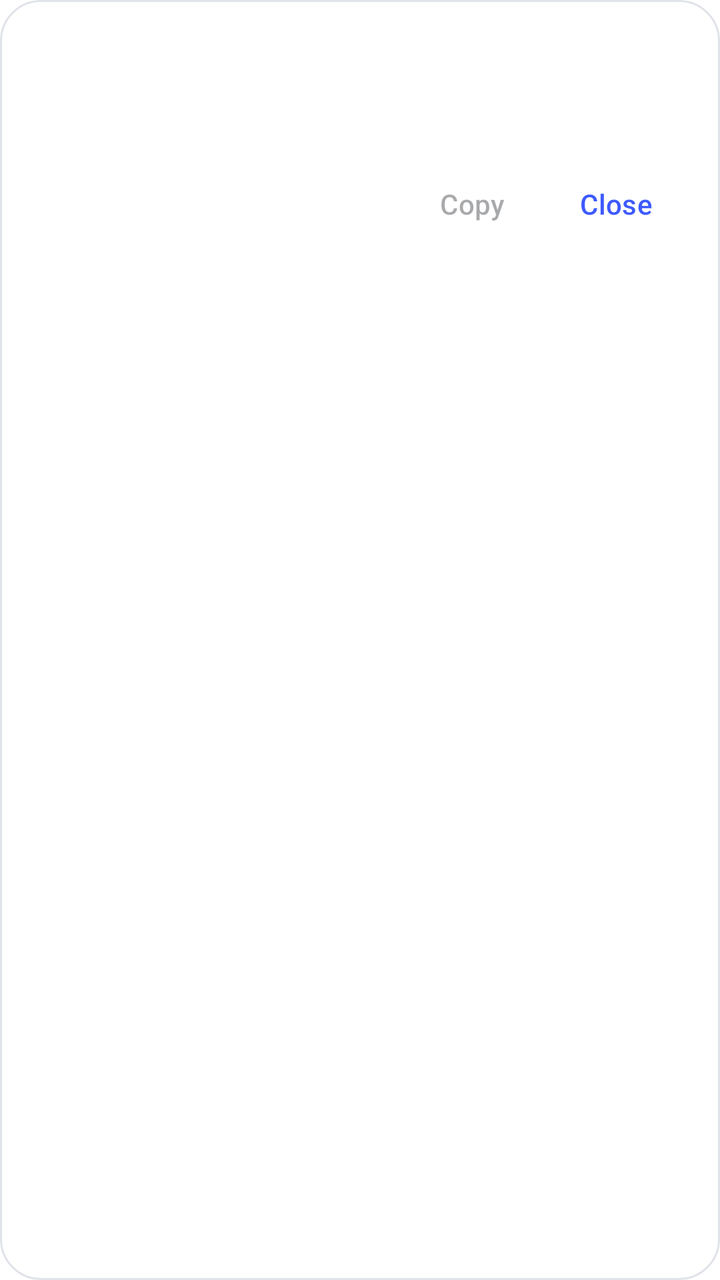
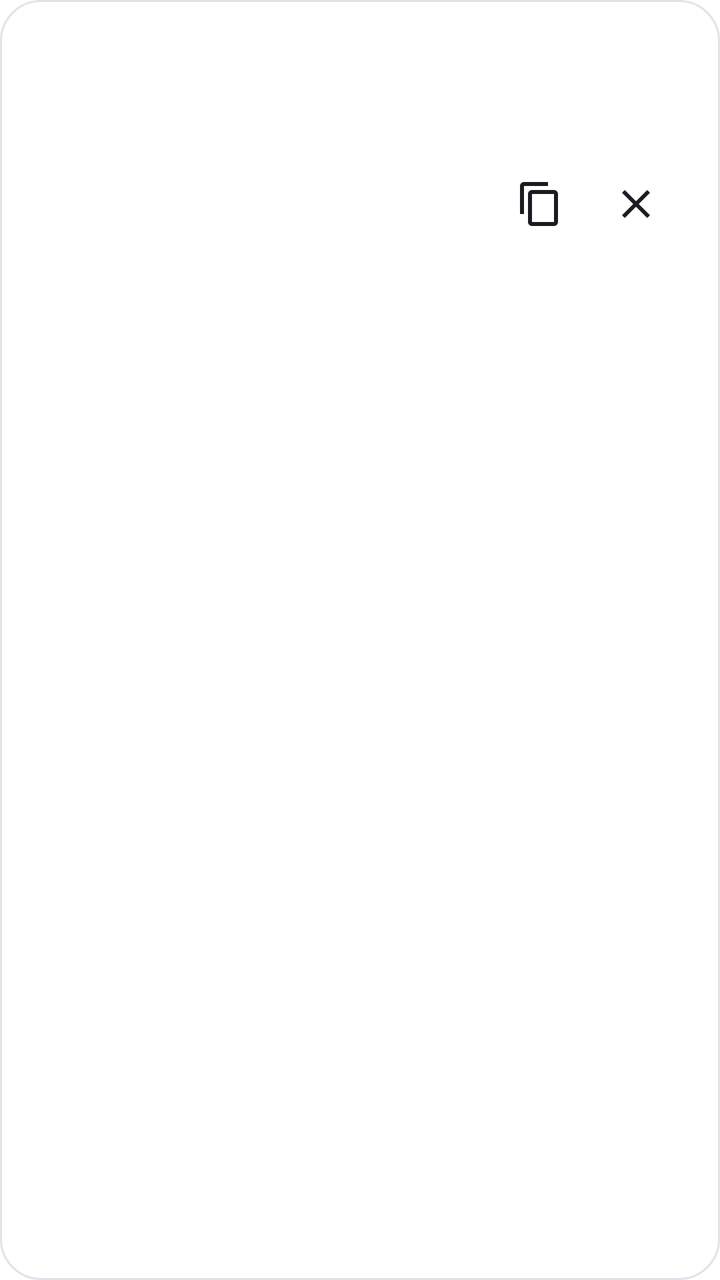

Screens rendered from an Android XML layout before and after an edit, with the pre-edit source and the edit as a unified diff.
<!-- AndroidManifest.xml: activity theme Theme.Owf.Dialog -->
<!-- res/layout/activity_reader.xml -->
<?xml version="1.0" encoding="utf-8"?>
<LinearLayout xmlns:android="http://schemas.android.com/apk/res/android"
    android:layout_width="match_parent"
    android:layout_height="wrap_content"
    android:orientation="vertical"
    android:padding="@dimen/card_padding">

    <TextView
        android:id="@+id/reader_title"
        style="@style/Owf.Title"
        android:layout_width="match_parent"
        android:layout_height="wrap_content" />

    <LinearLayout
        android:layout_width="match_parent"
        android:layout_height="wrap_content"
        android:layout_marginTop="@dimen/text_gap"
        android:gravity="center_vertical"
        android:orientation="horizontal">

        <ProgressBar
            android:id="@+id/reader_progress"
            style="@android:style/Widget.Material.ProgressBar.Small"
            android:layout_width="16dp"
            android:layout_height="16dp"
            android:layout_marginEnd="8dp"
            android:indeterminateTint="@color/accent" />

        <TextView
            android:id="@+id/reader_status"
            style="@style/Owf.Caption"
            android:layout_width="0dp"
            android:layout_height="wrap_content"
            android:layout_weight="1" />
    </LinearLayout>

    <ScrollView
        android:id="@+id/reader_scroll"
        android:layout_width="match_parent"
        android:layout_height="wrap_content"
        android:layout_marginTop="@dimen/item_gap"
        android:fadeScrollbars="false"
        android:visibility="gone">

        <TextView
            android:id="@+id/reader_text"
            style="@style/Owf.Body"
            android:layout_width="match_parent"
            android:layout_height="wrap_content"
            android:textIsSelectable="true"
            android:textSize="16sp" />
    </ScrollView>

    <LinearLayout
        android:id="@+id/reader_controls"
        android:layout_width="match_parent"
        android:layout_height="wrap_content"
        android:layout_marginTop="@dimen/item_gap"
        android:gravity="center"
        android:orientation="horizontal"
        android:visibility="gone">

        <ImageButton
            android:id="@+id/reader_previous"
            android:layout_width="56dp"
            android:layout_height="48dp"
            android:background="@drawable/button_tonal"
            android:contentDescription="@string/reader_previous"
            android:src="@drawable/ic_skip_previous" />

        <ImageButton
            android:id="@+id/reader_play"
            android:layout_width="72dp"
            android:layout_height="48dp"
            android:layout_marginStart="12dp"
            android:layout_marginEnd="12dp"
            android:background="@drawable/button_filled"
            android:contentDescription="@string/reader_pause"
            android:src="@drawable/ic_pause"
            android:tint="@color/button_filled_text" />

        <ImageButton
            android:id="@+id/reader_next"
            android:layout_width="56dp"
            android:layout_height="48dp"
            android:background="@drawable/button_tonal"
            android:contentDescription="@string/reader_next"
            android:src="@drawable/ic_skip_next" />
    </LinearLayout>

    <LinearLayout
        android:layout_width="match_parent"
        android:layout_height="wrap_content"
        android:layout_marginTop="12dp"
        android:gravity="end"
        android:orientation="horizontal">

        <Button
            android:id="@+id/reader_copy"
            style="@style/Owf.Button.Text"
            android:layout_width="wrap_content"
            android:layout_height="wrap_content"
            android:enabled="false"
            android:text="@string/summary_copy" />

        <Button
            android:id="@+id/reader_close"
            style="@style/Owf.Button.Text"
            android:layout_width="wrap_content"
            android:layout_height="wrap_content"
            android:layout_marginStart="8dp"
            android:text="@string/summary_close" />
    </LinearLayout>
</LinearLayout>
<!-- resources referenced by this layout -->
<resources>
  <color name="accent">#FF3D5AFE</color>
  <dimen name="card_padding">20dp</dimen>
  <dimen name="item_gap">16dp</dimen>
  <dimen name="text_gap">6dp</dimen>
  <!-- drawable ic_pause (drawable) -->
  <vector xmlns:android="http://schemas.android.com/apk/res/android"
      android:width="24dp"
      android:height="24dp"
      android:tint="?android:attr/textColorPrimary"
      android:viewportWidth="24"
      android:viewportHeight="24">
      <path
          android:fillColor="@android:color/white"
          android:pathData="M6,19h4V5H6v14zM14,5v14h4V5h-4z" />
  </vector>
  <string name="reader_next">Next sentence</string>
  <string name="reader_pause">Pause</string>
  <string name="reader_previous">Previous sentence</string>
  <string name="summary_close">Close</string>
  <string name="summary_copy">Copy</string>
  <style name="Owf.Body" parent="android:Widget.Material.TextView">
          <item name="android:textSize">@dimen/text_body</item>
          <item name="android:textColor">@color/text_primary</item>
          <item name="android:lineSpacingExtra">3sp</item>
      </style>
  <style name="Owf.Button.Text">
          <item name="android:background">@drawable/button_text</item>
          <item name="android:textColor">@color/button_text_text</item>
          <item name="android:paddingStart">12dp</item>
          <item name="android:paddingEnd">12dp</item>
      </style>
  <style name="Owf.Caption" parent="Owf.Body">
          <item name="android:textSize">@dimen/text_caption</item>
          <item name="android:textColor">@color/text_secondary</item>
          <item name="android:lineSpacingExtra">2sp</item>
      </style>
  <style name="Owf.Title" parent="android:Widget.Material.TextView">
          <item name="android:textSize">@dimen/text_title</item>
          <item name="android:textColor">@color/text_primary</item>
          <item name="android:fontFamily">sans-serif-medium</item>
      </style>
  <color name="ripple">#1F3D5AFE</color>
  <dimen name="control_radius">12dp</dimen>
  <dimen name="text_body">15sp</dimen>
  <color name="text_primary">#FF1B1C22</color>
  <dimen name="text_caption">13sp</dimen>
  <color name="text_secondary">#FF5B5E6E</color>
  <dimen name="text_title">18sp</dimen>
  <style name="Owf.DialogBase" parent="android:Theme.Material.Light.Dialog.NoActionBar" />
  <!-- drawable card_background (drawable) -->
  <?xml version="1.0" encoding="utf-8"?>
  <shape xmlns:android="http://schemas.android.com/apk/res/android"
      android:shape="rectangle">
      <solid android:color="@color/surface" />
      <stroke android:width="1dp" android:color="@color/outline" />
      <corners android:radius="@dimen/card_radius" />
  </shape>
  <color name="accent_container">#FFE6E9FF</color>
  <color name="surface">#FFFFFFFF</color>
  <color name="outline">#FFE1E3EB</color>
  <dimen name="card_radius">20dp</dimen>
  <dimen name="text_button">14sp</dimen>
  <dimen name="button_height">44dp</dimen>
  <dimen name="button_padding">20dp</dimen>
  <!-- unchanged entries left out for length: 7 -->
</resources>

<!-- the commit's change to res/layout/activity_reader.xml (unified diff, before → after) -->
@@ -11,34 +11,19 @@
         android:layout_width="match_parent"
         android:layout_height="wrap_content" />
 
-    <LinearLayout
+    
+    <TextView
+        android:id="@+id/reader_status"
+        style="@style/Owf.Caption"
         android:layout_width="match_parent"
         android:layout_height="wrap_content"
-        android:layout_marginTop="@dimen/text_gap"
-        android:gravity="center_vertical"
-        android:orientation="horizontal">
-
-        <ProgressBar
-            android:id="@+id/reader_progress"
-            style="@android:style/Widget.Material.ProgressBar.Small"
-            android:layout_width="16dp"
-            android:layout_height="16dp"
-            android:layout_marginEnd="8dp"
-            android:indeterminateTint="@color/accent" />
-
-        <TextView
-            android:id="@+id/reader_status"
-            style="@style/Owf.Caption"
-            android:layout_width="0dp"
-            android:layout_height="wrap_content"
-            android:layout_weight="1" />
-    </LinearLayout>
+        android:layout_marginTop="@dimen/text_gap" />
 
     <ScrollView
         android:id="@+id/reader_scroll"
         android:layout_width="match_parent"
         android:layout_height="wrap_content"
-        android:layout_marginTop="@dimen/item_gap"
+        android:layout_marginTop="12dp"
         android:fadeScrollbars="false"
         android:visibility="gone">
 
@@ -51,64 +36,86 @@
             android:textSize="16sp" />
     </ScrollView>
 
-    <LinearLayout
-        android:id="@+id/reader_controls"
-        android:layout_width="match_parent"
-        android:layout_height="wrap_content"
-        android:layout_marginTop="@dimen/item_gap"
-        android:gravity="center"
-        android:orientation="horizontal"
-        android:visibility="gone">
-
-        <ImageButton
-            android:id="@+id/reader_previous"
-            android:layout_width="56dp"
-            android:layout_height="48dp"
-            android:background="@drawable/button_tonal"
-            android:contentDescription="@string/reader_previous"
-            android:src="@drawable/ic_skip_previous" />
-
-        <ImageButton
-            android:id="@+id/reader_play"
-            android:layout_width="72dp"
-            android:layout_height="48dp"
-            android:layout_marginStart="12dp"
-            android:layout_marginEnd="12dp"
-            android:background="@drawable/button_filled"
-            android:contentDescription="@string/reader_pause"
-            android:src="@drawable/ic_pause"
-            android:tint="@color/button_filled_text" />
-
-        <ImageButton
-            android:id="@+id/reader_next"
-            android:layout_width="56dp"
-            android:layout_height="48dp"
-            android:background="@drawable/button_tonal"
-            android:contentDescription="@string/reader_next"
-            android:src="@drawable/ic_skip_next" />
-    </LinearLayout>
-
+    
     <LinearLayout
         android:layout_width="match_parent"
         android:layout_height="wrap_content"
         android:layout_marginTop="12dp"
-        android:gravity="end"
+        android:gravity="center_vertical"
         android:orientation="horizontal">
 
-        <Button
-            android:id="@+id/reader_copy"
-            style="@style/Owf.Button.Text"
+        <LinearLayout
+            android:id="@+id/reader_controls"
             android:layout_width="wrap_content"
             android:layout_height="wrap_content"
+            android:gravity="center_vertical"
+            android:orientation="horizontal"
+            android:visibility="invisible">
+
+            <ImageButton
+                android:id="@+id/reader_previous"
+                android:layout_width="48dp"
+                android:layout_height="44dp"
+                android:background="@drawable/button_tonal"
+                android:contentDescription="@string/reader_previous"
+                android:src="@drawable/ic_skip_previous" />
+
+            <FrameLayout
+                android:layout_width="56dp"
+                android:layout_height="44dp"
+                android:layout_marginStart="8dp"
+                android:layout_marginEnd="8dp">
+
+                <ImageButton
+                    android:id="@+id/reader_play"
+                    android:layout_width="match_parent"
+                    android:layout_height="match_parent"
+                    android:background="@drawable/button_filled"
+                    android:contentDescription="@string/reader_pause"
+                    android:src="@drawable/ic_pause"
+                    android:tint="@color/button_filled_text" />
+
+                
+                <ProgressBar
+                    android:id="@+id/reader_progress"
+                    style="@android:style/Widget.Material.ProgressBar.Small"
+                    android:layout_width="20dp"
+                    android:layout_height="20dp"
+                    android:layout_gravity="center"
+                    android:indeterminateTint="@color/button_filled_text"
+                    android:visibility="gone" />
+            </FrameLayout>
+
+            <ImageButton
+                android:id="@+id/reader_next"
+                android:layout_width="48dp"
+                android:layout_height="44dp"
+                android:background="@drawable/button_tonal"
+                android:contentDescription="@string/reader_next"
+                android:src="@drawable/ic_skip_next" />
+        </LinearLayout>
+
+        <Space
+            android:layout_width="0dp"
+            android:layout_height="1dp"
+            android:layout_weight="1" />
+
+        <ImageButton
+            android:id="@+id/reader_copy"
+            android:layout_width="44dp"
+            android:layout_height="44dp"
+            android:background="@drawable/button_text"
+            android:contentDescription="@string/summary_copy"
             android:enabled="false"
-            android:text="@string/summary_copy" />
+            android:src="@drawable/ic_copy" />
 
-        <Button
+        <ImageButton
             android:id="@+id/reader_close"
-            style="@style/Owf.Button.Text"
-            android:layout_width="wrap_content"
-            android:layout_height="wrap_content"
-            android:layout_marginStart="8dp"
-            android:text="@string/summary_close" />
+            android:layout_width="44dp"
+            android:layout_height="44dp"
+            android:layout_marginStart="4dp"
+            android:background="@drawable/button_text"
+            android:contentDescription="@string/summary_close"
+            android:src="@drawable/ic_close_themed" />
     </LinearLayout>
 </LinearLayout>
<!-- resource entries referenced after the edit -->
@@ -2,8 +2,29 @@
 <resources>
   <color name="accent">#FF3D5AFE</color>
   <dimen name="card_padding">20dp</dimen>
-  <dimen name="item_gap">16dp</dimen>
   <dimen name="text_gap">6dp</dimen>
+  <!-- drawable ic_close_themed (drawable) -->
+  <vector xmlns:android="http://schemas.android.com/apk/res/android"
+      android:width="24dp"
+      android:height="24dp"
+      android:tint="?android:attr/textColorPrimary"
+      android:viewportWidth="24"
+      android:viewportHeight="24">
+      <path
+          android:fillColor="@android:color/white"
+          android:pathData="M19,6.41L17.59,5 12,10.59 6.41,5 5,6.41 10.59,12 5,17.59 6.41,19 12,13.41 17.59,19 19,17.59 13.41,12z" />
+  </vector>
+  <!-- drawable ic_copy (drawable) -->
+  <vector xmlns:android="http://schemas.android.com/apk/res/android"
+      android:width="24dp"
+      android:height="24dp"
+      android:tint="?android:attr/textColorPrimary"
+      android:viewportWidth="24"
+      android:viewportHeight="24">
+      <path
+          android:fillColor="@android:color/white"
+          android:pathData="M16,1H4c-1.1,0 -2,0.9 -2,2v14h2V3h12V1zM19,5H8c-1.1,0 -2,0.9 -2,2v14c0,1.1 0.9,2 2,2h11c1.1,0 2,-0.9 2,-2V7c0,-1.1 -0.9,-2 -2,-2zM19,21H8V7h11v14z" />
+  </vector>
   <!-- drawable ic_pause (drawable) -->
   <vector xmlns:android="http://schemas.android.com/apk/res/android"
       android:width="24dp"
@@ -24,12 +45,6 @@
           <item name="android:textSize">@dimen/text_body</item>
           <item name="android:textColor">@color/text_primary</item>
           <item name="android:lineSpacingExtra">3sp</item>
-      </style>
-  <style name="Owf.Button.Text">
-          <item name="android:background">@drawable/button_text</item>
-          <item name="android:textColor">@color/button_text_text</item>
-          <item name="android:paddingStart">12dp</item>
-          <item name="android:paddingEnd">12dp</item>
       </style>
   <style name="Owf.Caption" parent="Owf.Body">
           <item name="android:textSize">@dimen/text_caption</item>
